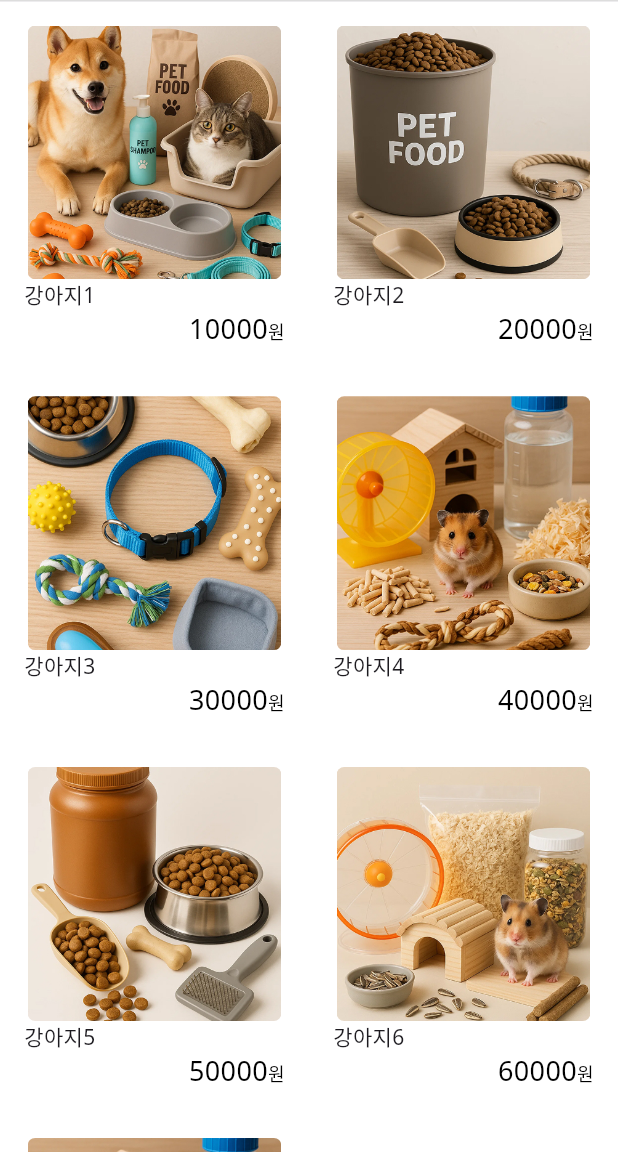
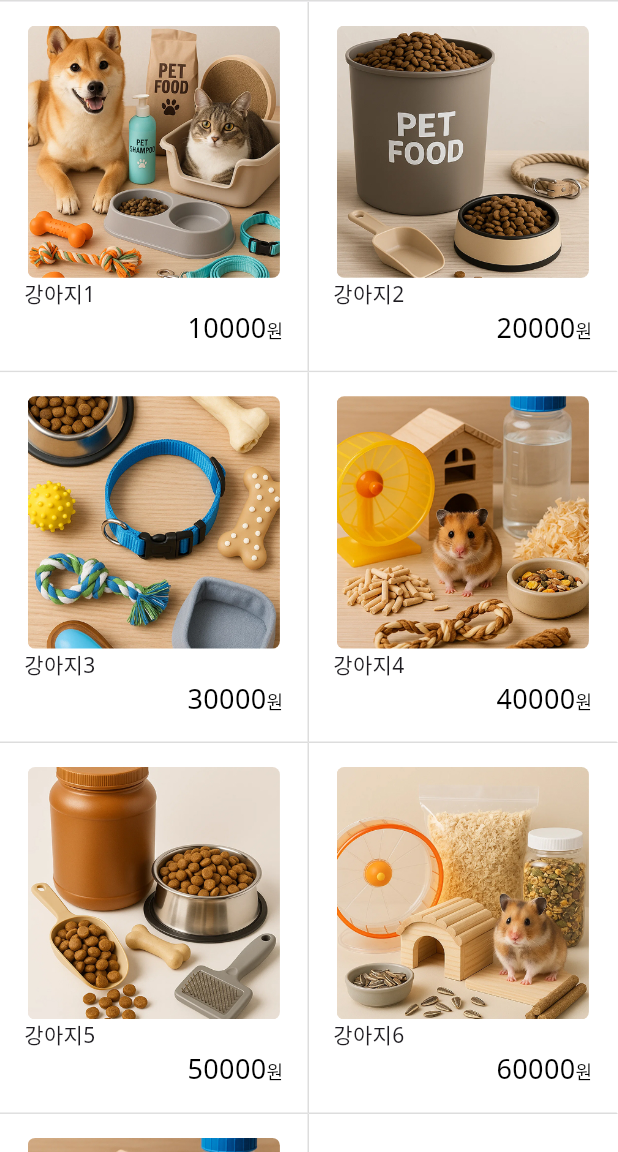
Before and after one commit to 1joGoodNight/flutter_dear_pet, a Flutter app: the screen it shows after launch, on a phone screen of 412 x 824 dp, the part 84-1236 px from its top. Run offline on Flutter 3.47's test engine with Material 3 defaults, Android fonts, the phone set to English and light mode, and no system bars; our stand-ins replace image_picker.

Commit message:
fix(ui): 상품목록 스타일링( 테두리 추가)

```diff
--- a/lib/list_page.dart
+++ b/lib/list_page.dart
@@ -61,7 +61,15 @@ class _ListPageState extends State<ListPage> {
           final product = goodsList[index];
           //  List.generate(20, (index) {
           bool isClicked = clickedIndices.contains(index);
-          return InkWell(
+          return Container(
+            decoration: BoxDecoration(
+              color: isClicked ? Color(0xFFE3D7FF) : Colors.white,
+              border: Border(
+                  right: BorderSide(
+                      color: index % 2 == 0 ? Color(0xffdddddd) : Colors.white),
+                  bottom: BorderSide(color: Color(0xffdddddd))),
+            ),
+            child: InkWell(
               onTap: () {
                 _handleTap(index);
                 // setState(() {
@@ -78,7 +86,6 @@ class _ListPageState extends State<ListPage> {
                         builder: (context) => DetailPage(product: product)));
               },
               child: Container(
-              color: isClicked ? Color(0xFFE3D7FF) : Colors.white,
                 child: Padding(
                   padding: const EdgeInsets.all(16.0),
                   child: Column(
@@ -139,6 +146,7 @@ class _ListPageState extends State<ListPage> {
                   ),
                 ),
               ),
+            ),
           );
         },
       )),
```
Lines whose indentation alone changed are shown as unchanged.
